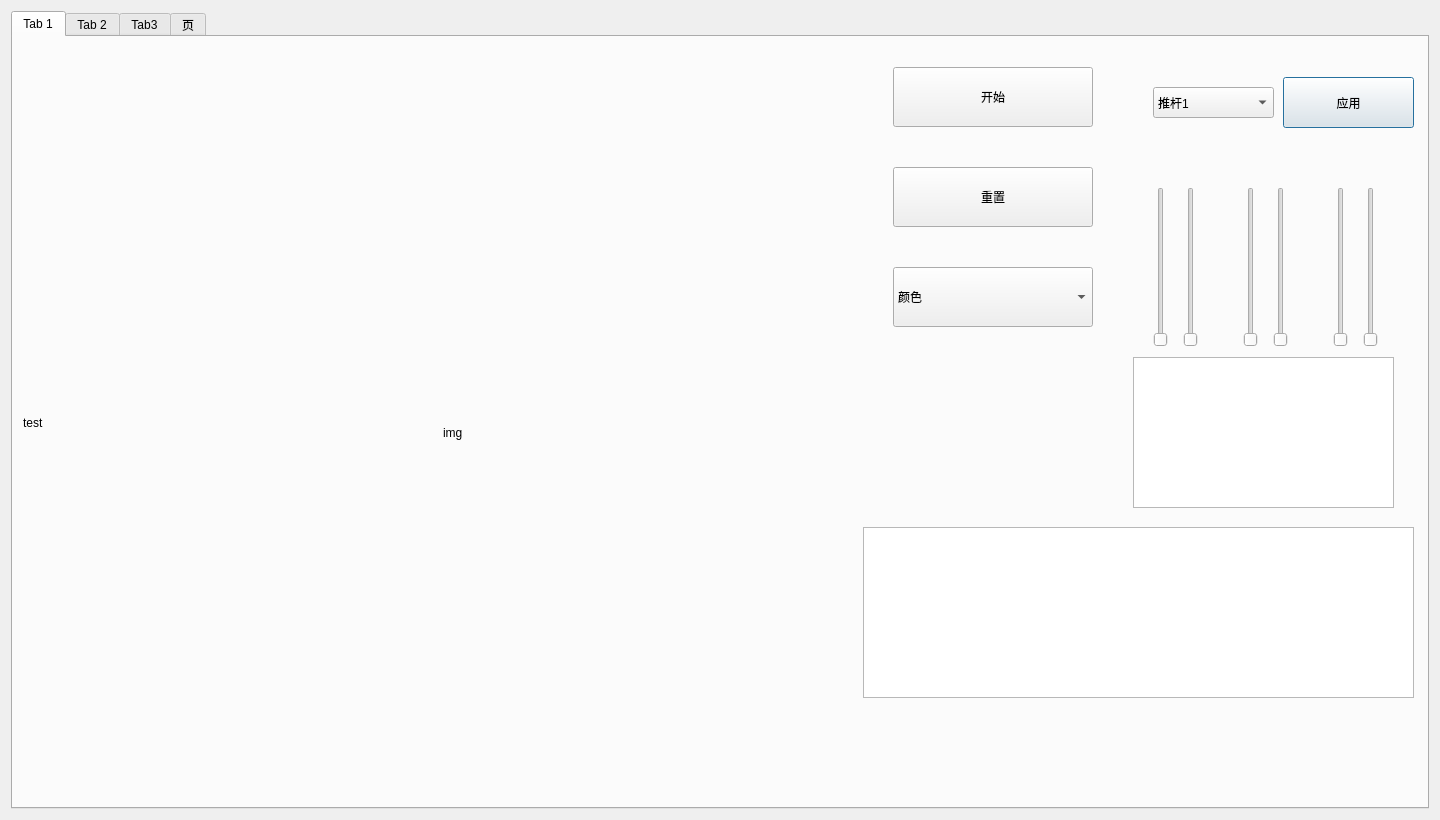
Above: main_form.ui from JIYIC-P/Smart-Clothing-Sorting-System before the change. Below: the same form after it.
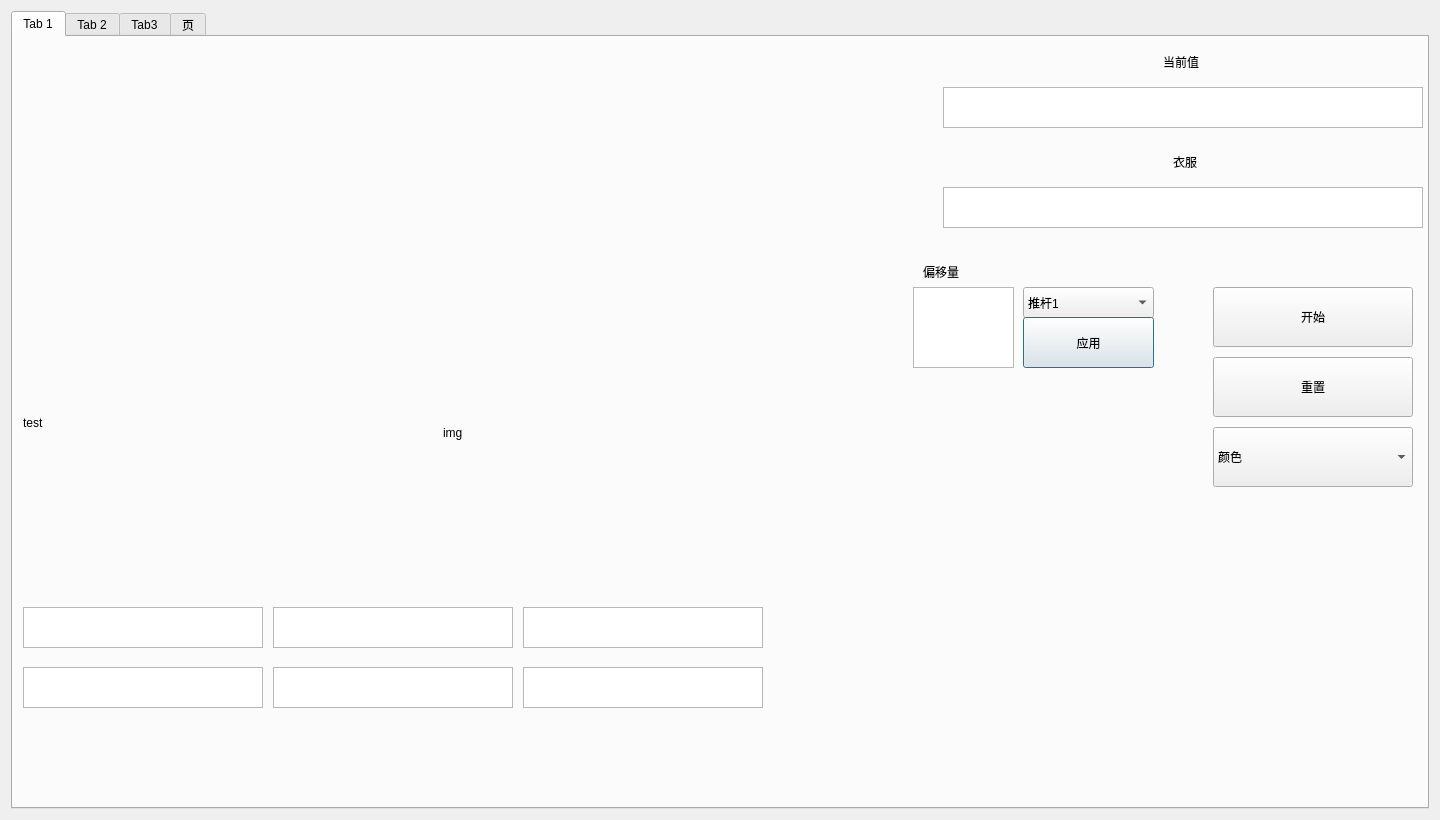
That is the form after the change.

Diff of the .ui file:
```diff
--- a/main_form.ui
+++ b/main_form.ui
@@ -14,7 +14,7 @@
    <string>Dialog</string>
   </property>
   <layout class="QGridLayout" name="gridLayout">
-   <item row="0" column="0">
+   <item row="0" column="1">
     <widget class="QTabWidget" name="tabWidget">
      <property name="sizePolicy">
       <sizepolicy hsizetype="Minimum" vsizetype="Expanding">
@@ -67,9 +67,9 @@
       <widget class="QComboBox" name="comBox_pusher">
        <property name="geometry">
         <rect>
-         <x>1140</x>
-         <y>50</y>
-         <width>121</width>
+         <x>1010</x>
+         <y>250</y>
+         <width>131</width>
          <height>31</height>
         </rect>
        </property>
@@ -99,11 +99,21 @@
         </property>
        </item>
       </widget>
-      <widget class="QPushButton" name="btn_save_colors">
+      <widget class="QTextEdit" name="float_value">
        <property name="geometry">
         <rect>
-         <x>1270</x>
-         <y>40</y>
+         <x>900</x>
+         <y>250</y>
+         <width>101</width>
+         <height>81</height>
+        </rect>
+       </property>
+      </widget>
+      <widget class="QPushButton" name="applay">
+       <property name="geometry">
+        <rect>
+         <x>1010</x>
+         <y>280</y>
          <width>131</width>
          <height>51</height>
         </rect>
@@ -115,10 +125,10 @@
       <widget class="QTextEdit" name="txt_hsv">
        <property name="geometry">
         <rect>
-         <x>850</x>
-         <y>490</y>
-         <width>551</width>
-         <height>171</height>
+         <x>930</x>
+         <y>50</y>
+         <width>480</width>
+         <height>41</height>
         </rect>
        </property>
        <property name="sizePolicy">
@@ -131,8 +141,8 @@
       <widget class="QPushButton" name="btn_reset">
        <property name="geometry">
         <rect>
-         <x>880</x>
-         <y>130</y>
+         <x>1200</x>
+         <y>320</y>
          <width>200</width>
          <height>60</height>
         </rect>
@@ -162,8 +172,8 @@
       <widget class="QPushButton" name="btn_start">
        <property name="geometry">
         <rect>
-         <x>880</x>
-         <y>30</y>
+         <x>1200</x>
+         <y>250</y>
          <width>200</width>
          <height>60</height>
         </rect>
@@ -187,8 +197,8 @@
       <widget class="QComboBox" name="comboBox_mode">
        <property name="geometry">
         <rect>
-         <x>880</x>
-         <y>230</y>
+         <x>1200</x>
+         <y>390</y>
          <width>200</width>
          <height>60</height>
         </rect>
@@ -230,64 +240,13 @@
         </property>
        </item>
       </widget>
-      <widget class="QSlider" name="Hmin_slider">
-       <property name="geometry">
-        <rect>
-         <x>1140</x>
-         <y>150</y>
-         <width>16</width>
-         <height>160</height>
-        </rect>
-       </property>
-       <property name="toolTip">
-        <string>Hmin</string>
-       </property>
-       <property name="orientation">
-        <enum>Qt::Vertical</enum>
-       </property>
-      </widget>
-      <widget class="QSlider" name="Smin_slider">
-       <property name="geometry">
-        <rect>
-         <x>1230</x>
-         <y>150</y>
-         <width>16</width>
-         <height>160</height>
-        </rect>
-       </property>
-       <property name="toolTip">
-        <string>Smin</string>
-       </property>
-       <property name="orientation">
-        <enum>Qt::Vertical</enum>
-       </property>
-      </widget>
-      <widget class="QSlider" name="Vmin_slider">
-       <property name="geometry">
-        <rect>
-         <x>1320</x>
-         <y>150</y>
-         <width>16</width>
-         <height>160</height>
-        </rect>
-       </property>
-       <property name="toolTip">
-        <string>Vmin</string>
-       </property>
-       <property name="maximum">
-        <number>96</number>
-       </property>
-       <property name="orientation">
-        <enum>Qt::Vertical</enum>
-       </property>
-      </widget>
       <widget class="QTextEdit" name="txt_hsv_2">
        <property name="geometry">
         <rect>
-         <x>1120</x>
-         <y>320</y>
-         <width>261</width>
-         <height>151</height>
+         <x>930</x>
+         <y>150</y>
+         <width>480</width>
+         <height>41</height>
         </rect>
        </property>
        <property name="sizePolicy">
@@ -297,52 +256,139 @@
         </sizepolicy>
        </property>
       </widget>
-      <widget class="QSlider" name="Hmax_slider">
+      <widget class="QLabel" name="label_2">
        <property name="geometry">
         <rect>
-         <x>1170</x>
-         <y>150</y>
-         <width>16</width>
-         <height>160</height>
+         <x>1160</x>
+         <y>110</y>
+         <width>90</width>
+         <height>30</height>
         </rect>
        </property>
-       <property name="toolTip">
-        <string>Hmax</string>
+       <property name="text">
+        <string>衣服</string>
        </property>
-       <property name="orientation">
-        <enum>Qt::Vertical</enum>
+      </widget>
+      <widget class="QLabel" name="label_4">
+       <property name="geometry">
+        <rect>
+         <x>1150</x>
+         <y>10</y>
+         <width>90</width>
+         <height>30</height>
+        </rect>
        </property>
+       <property name="text">
+        <string>当前值</string>
+       </property>
       </widget>
-      <widget class="QSlider" name="Smax_slider">
+      <widget class="QTextEdit" name="txt_hsv_3">
        <property name="geometry">
         <rect>
-         <x>1260</x>
-         <y>150</y>
-         <width>16</width>
-         <height>160</height>
+         <x>10</x>
+         <y>570</y>
+         <width>240</width>
+         <height>41</height>
         </rect>
        </property>
-       <property name="toolTip">
-        <string>Smax</string>
+       <property name="sizePolicy">
+        <sizepolicy hsizetype="Fixed" vsizetype="Fixed">
+         <horstretch>0</horstretch>
+         <verstretch>0</verstretch>
+        </sizepolicy>
        </property>
-       <property name="orientation">
-        <enum>Qt::Vertical</enum>
+      </widget>
+      <widget class="QLabel" name="label_6">
+       <property name="geometry">
+        <rect>
+         <x>910</x>
+         <y>220</y>
+         <width>90</width>
+         <height>30</height>
+        </rect>
        </property>
+       <property name="text">
+        <string>偏移量</string>
+       </property>
       </widget>
-      <widget class="QSlider" name="Vmax_slider">
+      <widget class="QTextEdit" name="txt_hsv_4">
        <property name="geometry">
         <rect>
-         <x>1350</x>
-         <y>150</y>
-         <width>16</width>
-         <height>160</height>
+         <x>260</x>
+         <y>570</y>
+         <width>240</width>
+         <height>41</height>
         </rect>
        </property>
-       <property name="toolTip">
-        <string>Vmax</string>
+       <property name="sizePolicy">
+        <sizepolicy hsizetype="Fixed" vsizetype="Fixed">
+         <horstretch>0</horstretch>
+         <verstretch>0</verstretch>
+        </sizepolicy>
        </property>
-       <property name="orientation">
-        <enum>Qt::Vertical</enum>
+      </widget>
+      <widget class="QTextEdit" name="txt_hsv_5">
+       <property name="geometry">
+        <rect>
+         <x>510</x>
+         <y>570</y>
+         <width>240</width>
+         <height>41</height>
+        </rect>
+       </property>
+       <property name="sizePolicy">
+        <sizepolicy hsizetype="Fixed" vsizetype="Fixed">
+         <horstretch>0</horstretch>
+         <verstretch>0</verstretch>
+        </sizepolicy>
+       </property>
+      </widget>
+      <widget class="QTextEdit" name="txt_hsv_6">
+       <property name="geometry">
+        <rect>
+         <x>10</x>
+         <y>630</y>
+         <width>240</width>
+         <height>41</height>
+        </rect>
+       </property>
+       <property name="sizePolicy">
+        <sizepolicy hsizetype="Fixed" vsizetype="Fixed">
+         <horstretch>0</horstretch>
+         <verstretch>0</verstretch>
+        </sizepolicy>
+       </property>
+      </widget>
+      <widget class="QTextEdit" name="txt_hsv_7">
+       <property name="geometry">
+        <rect>
+         <x>260</x>
+         <y>630</y>
+         <width>240</width>
+         <height>41</height>
+        </rect>
+       </property>
+       <property name="sizePolicy">
+        <sizepolicy hsizetype="Fixed" vsizetype="Fixed">
+         <horstretch>0</horstretch>
+         <verstretch>0</verstretch>
+        </sizepolicy>
+       </property>
+      </widget>
+      <widget class="QTextEdit" name="txt_hsv_8">
+       <property name="geometry">
+        <rect>
+         <x>510</x>
+         <y>630</y>
+         <width>240</width>
+         <height>41</height>
+        </rect>
+       </property>
+       <property name="sizePolicy">
+        <sizepolicy hsizetype="Fixed" vsizetype="Fixed">
+         <horstretch>0</horstretch>
+         <verstretch>0</verstretch>
+        </sizepolicy>
        </property>
       </widget>
      </widget>
```
Left out of the diff: 2 changed lines with no effect on the pictures.
